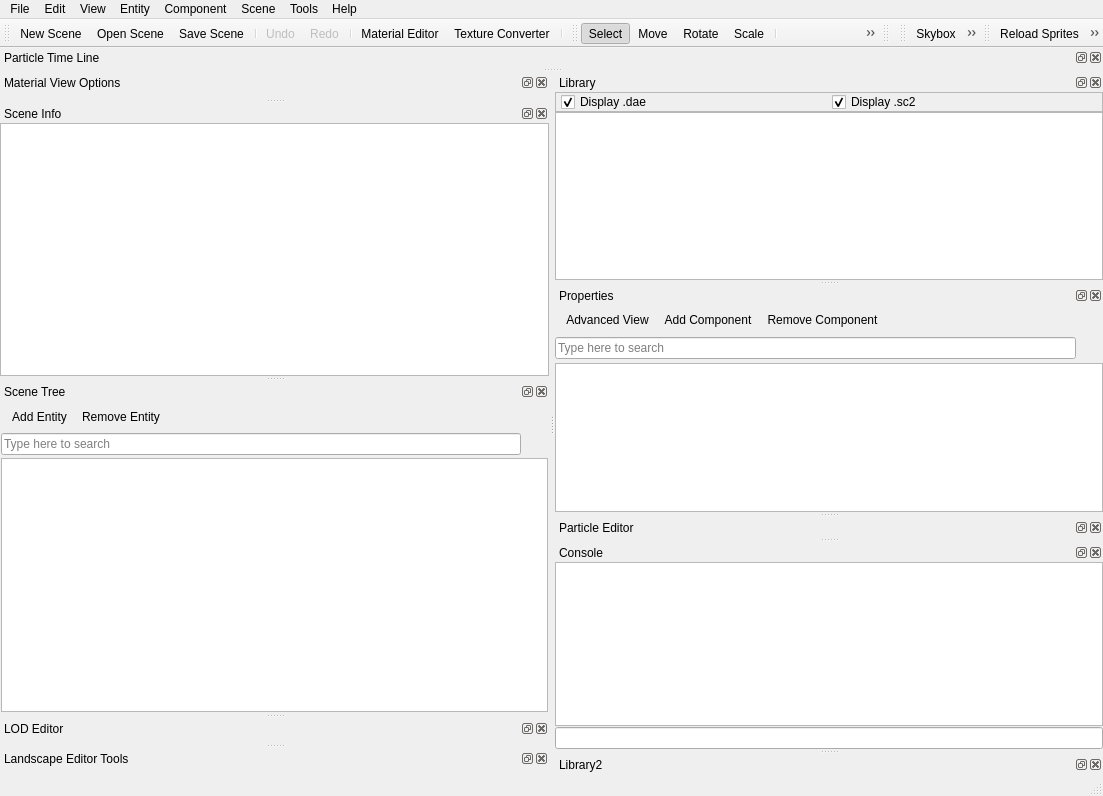
Above: Tools/ResourceEditor/DataQt/mainwindow.ui from xaoctech/dava.engine before the change. Below: the same form after it.
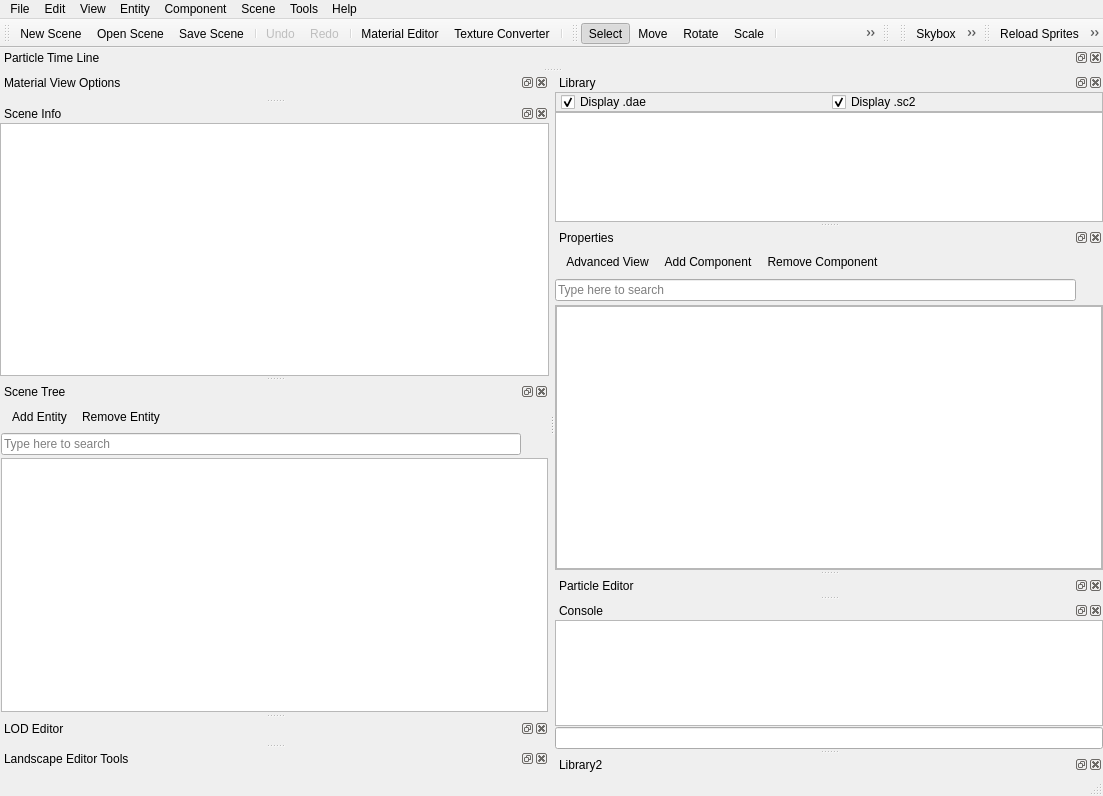
That is the form after the change. Icons and pictures are not drawn. Custom widgets are drawn as their Qt base class.

Diff of the .ui file:
```diff
--- a/Tools/ResourceEditor/DataQt/mainwindow.ui
+++ b/Tools/ResourceEditor/DataQt/mainwindow.ui
@@ -129,7 +129,7 @@
    <property name="minimumSize">
     <size>
      <width>150</width>
-     <height>200</height>
+     <height>342</height>
     </size>
    </property>
    <property name="windowIcon">
@@ -203,9 +203,27 @@
       </widget>
      </item>
      <item>
+      <widget class="QFrame" name="frame">
+       <property name="frameShape">
+        <enum>QFrame::StyledPanel</enum>
+       </property>
+       <property name="frameShadow">
+        <enum>QFrame::Raised</enum>
+       </property>
+       <layout class="QVBoxLayout" name="verticalLayout">
+        <property name="spacing">
+         <number>1</number>
+        </property>
+        <property name="margin">
+         <number>0</number>
+        </property>
+        <item>
       <widget class="PropertyEditor" name="propertyEditor">
-       <property name="mouseTracking">
-        <bool>false</bool>
+          <property name="sizePolicy">
+           <sizepolicy hsizetype="Expanding" vsizetype="Expanding">
+            <horstretch>0</horstretch>
+            <verstretch>0</verstretch>
+           </sizepolicy>
        </property>
        <property name="editTriggers">
         <set>QAbstractItemView::AllEditTriggers</set>
@@ -220,6 +238,9 @@
      </item>
     </layout>
    </widget>
+     </item>
+    </layout>
+   </widget>
   </widget>
   <widget class="QToolBar" name="mainToolBar">
    <property name="windowTitle">
@@ -1783,6 +1804,12 @@
    <header>DockLibrary2/LibraryTabWidget.h</header>
    <container>1</container>
   </customwidget>
+  <customwidget>
+   <class>DockProperties</class>
+   <extends>QDockWidget</extends>
+   <header>DockProperties/DockProperties.h</header>
+   <container>1</container>
+  </customwidget>
  </customwidgets>
  <resources>
   <include location="QtIcons.qrc"/>
```
Left out of the diff: 4 changed lines with no effect on the pictures. Lines whose indentation alone changed are shown as unchanged.
